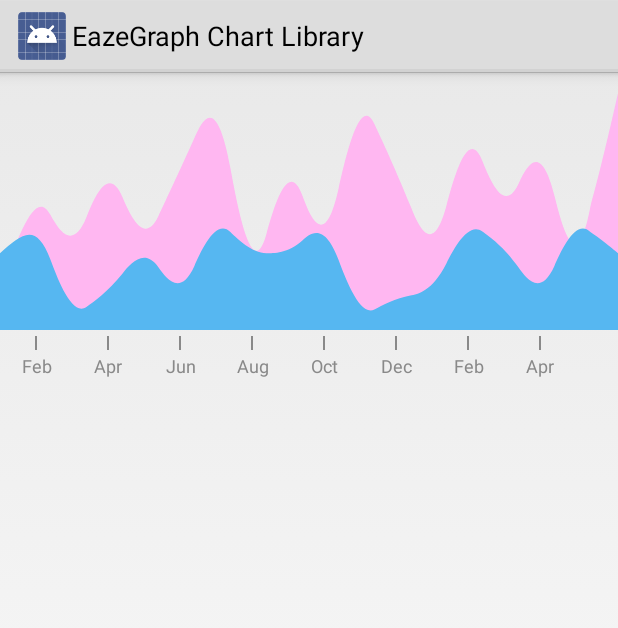
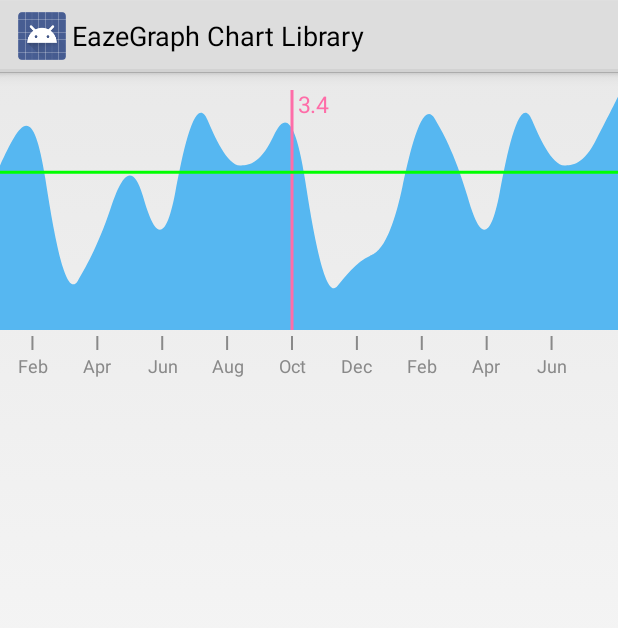
Before and after one commit to paulroehr/EazeGraph, an Android app: the fragment CubicValueLineChartFragment shown on its own in the app's theme, on a phone screen of 412 x 824 dp. Shown: the top 628 px of the screen. Run offline under Robolectric (Android 15) with nearby library versions, the phone set to English and light mode, and no system bars; 1 statement that could not run was skipped.

Commit message:
- added standard value for line chart and the corresponding XML-attributes - fixed some calculation bugs which caused some displaying errors when a lot of data is inserted - added clearing methods for Charts - fixed the legend calculation function

```diff
--- a/EazeGraphLibrary/build.gradle
+++ b/EazeGraphLibrary/build.gradle
@@ -1,13 +1,13 @@
-apply plugin: 'android-library'
+apply plugin: 'com.android.library'
 
 android {
-    compileSdkVersion 19
+    compileSdkVersion 20
     buildToolsVersion "19.1.0"
 
     defaultConfig {
         applicationId "org.eazegraph.lib"
         minSdkVersion 14
-        targetSdkVersion 19
+        targetSdkVersion 20
         versionCode 1
         versionName "1.0.0"
     }
--- a/EazeGraphLibrary/src/main/java/org/eazegraph/lib/charts/PieChart.java
+++ b/EazeGraphLibrary/src/main/java/org/eazegraph/lib/charts/PieChart.java
@@ -296,6 +296,12 @@ public class PieChart extends BaseChart {
         highlightSlice(_Slice);
         mPieData.add(_Slice);
         mTotalValue += _Slice.getValue();
+        onDataChanged();
+    }
+
+    public void clearChart() {
+        mPieData.clear();
+        mTotalValue = 0;
         onDataChanged();
     }
 
--- a/EazeGraphLibrary/src/main/java/org/eazegraph/lib/charts/ValueLineChart.java
+++ b/EazeGraphLibrary/src/main/java/org/eazegraph/lib/charts/ValueLineChart.java
@@ -56,17 +56,21 @@ public class ValueLineChart extends BaseChart {
         super(context);
         initializeGraph();
 
-        mUseCubic               = DEF_USE_CUBIC;
-        mUseOverlapFill         = DEF_USE_OVERLAP_FILL;
-        mLineStroke             = Utils.dpToPx(DEF_LINE_STROKE);
-        mFirstMultiplier        = DEF_FIRST_MULTIPLIER;
-        mSecondMultiplier       = 1.0f - mFirstMultiplier;
-        mShowIndicator          = DEF_SHOW_INDICATOR;
-        mIndicatorWidth         = Utils.dpToPx(DEF_INDICATOR_WIDTH);
-        mIndicatorColor         = DEF_INDICATOR_COLOR;
-        mIndicatorTextSize      = Utils.dpToPx(DEF_INDICATOR_TEXT_SIZE);
-        mIndicatorLeftPadding   = Utils.dpToPx(DEF_INDICATOR_LEFT_PADDING);
-        mIndicatorTopPadding    = Utils.dpToPx(DEF_INDICATOR_TOP_PADDING);
+        mUseCubic                     = DEF_USE_CUBIC;
+        mUseOverlapFill               = DEF_USE_OVERLAP_FILL;
+        mLineStroke                   = Utils.dpToPx(DEF_LINE_STROKE);
+        mFirstMultiplier              = DEF_FIRST_MULTIPLIER;
+        mSecondMultiplier             = 1.0f - mFirstMultiplier;
+        mShowIndicator                = DEF_SHOW_INDICATOR;
+        mIndicatorWidth               = Utils.dpToPx(DEF_INDICATOR_WIDTH);
+        mIndicatorColor               = DEF_INDICATOR_COLOR;
+        mIndicatorTextSize            = Utils.dpToPx(DEF_INDICATOR_TEXT_SIZE);
+        mIndicatorLeftPadding         = Utils.dpToPx(DEF_INDICATOR_LEFT_PADDING);
+        mIndicatorTopPadding          = Utils.dpToPx(DEF_INDICATOR_TOP_PADDING);
+        mShowStandardValue            = DEF_SHOW_STANDARD_VALUE;
+        mStandardValueIndicatorHeight = Utils.dpToPx(DEF_STANDARD_VALUE_INDICATOR_HEIGHT);
+        mStandardValueColor           = DEF_STANDARD_VALUE_COLOR;
+
     }
 
     /**
@@ -96,17 +100,20 @@ public class ValueLineChart extends BaseChart {
 
         try {
 
-            mUseCubic               = a.getBoolean(R.styleable.ValueLineChart_egUseCubic,                 DEF_USE_CUBIC);
-            mUseOverlapFill         = a.getBoolean(R.styleable.ValueLineChart_egUseOverlapFill,           DEF_USE_OVERLAP_FILL);
-            mLineStroke             = a.getDimension(R.styleable.ValueLineChart_egLineStroke, Utils.dpToPx(DEF_LINE_STROKE));
-            mFirstMultiplier        = a.getFloat(R.styleable.ValueLineChart_egCurveSmoothness, DEF_FIRST_MULTIPLIER);
-            mSecondMultiplier       = 1.0f - mFirstMultiplier;
-            mShowIndicator          = a.getBoolean(R.styleable.ValueLineChart_egShowValueIndicator,       DEF_SHOW_INDICATOR);
-            mIndicatorWidth         = a.getDimension(R.styleable.ValueLineChart_egIndicatorWidth, Utils.dpToPx(DEF_INDICATOR_WIDTH));
-            mIndicatorColor         = a.getColor(R.styleable.ValueLineChart_egIndicatorColor, DEF_INDICATOR_COLOR);
-            mIndicatorTextSize      = a.getDimension(R.styleable.ValueLineChart_egIndicatorWidth, Utils.dpToPx(DEF_INDICATOR_TEXT_SIZE));
-            mIndicatorLeftPadding   = a.getDimension(R.styleable.ValueLineChart_egIndicatorLeftPadding, Utils.dpToPx(DEF_INDICATOR_LEFT_PADDING));
-            mIndicatorTopPadding    = a.getDimension(R.styleable.ValueLineChart_egIndicatorTopPadding,    Utils.dpToPx(DEF_INDICATOR_TOP_PADDING));
+            mUseCubic                     = a.getBoolean(R.styleable.ValueLineChart_egUseCubic,                         DEF_USE_CUBIC);
+            mUseOverlapFill               = a.getBoolean(R.styleable.ValueLineChart_egUseOverlapFill,                   DEF_USE_OVERLAP_FILL);
+            mLineStroke                   = a.getDimension(R.styleable.ValueLineChart_egLineStroke,                     Utils.dpToPx(DEF_LINE_STROKE));
+            mFirstMultiplier              = a.getFloat(R.styleable.ValueLineChart_egCurveSmoothness,                    DEF_FIRST_MULTIPLIER);
+            mSecondMultiplier             = 1.0f - mFirstMultiplier;
+            mShowIndicator                = a.getBoolean(R.styleable.ValueLineChart_egShowValueIndicator,               DEF_SHOW_INDICATOR);
+            mIndicatorWidth               = a.getDimension(R.styleable.ValueLineChart_egIndicatorWidth,                 Utils.dpToPx(DEF_INDICATOR_WIDTH));
+            mIndicatorColor               = a.getColor(R.styleable.ValueLineChart_egIndicatorColor,                     DEF_INDICATOR_COLOR);
+            mIndicatorTextSize            = a.getDimension(R.styleable.ValueLineChart_egIndicatorWidth,                 Utils.dpToPx(DEF_INDICATOR_TEXT_SIZE));
+            mIndicatorLeftPadding         = a.getDimension(R.styleable.ValueLineChart_egIndicatorLeftPadding,           Utils.dpToPx(DEF_INDICATOR_LEFT_PADDING));
+            mIndicatorTopPadding          = a.getDimension(R.styleable.ValueLineChart_egIndicatorTopPadding,            Utils.dpToPx(DEF_INDICATOR_TOP_PADDING));
+            mShowStandardValue            = a.getBoolean(R.styleable.ValueLineChart_egShowStandardValue,                DEF_SHOW_STANDARD_VALUE);
+            mStandardValueIndicatorHeight = a.getDimension(R.styleable.ValueLineChart_egStandardValueIndicatorHeight,   Utils.dpToPx(DEF_STANDARD_VALUE_INDICATOR_HEIGHT));
+            mStandardValueColor           = a.getColor(R.styleable.ValueLineChart_egStandardValueColor,                 DEF_STANDARD_VALUE_COLOR);
 
         } finally {
             // release the TypedArray so that it can be reused.
@@ -130,6 +137,11 @@ public class ValueLineChart extends BaseChart {
         mLegendList.addAll(_Legend);
         mUseCustomLegend = true;
         onLegendDataChanged();
+    }
+
+    public void addStandardValue(float _standardValue) {
+        mStandardValue = _standardValue;
+        onDataChanged();
     }
 
     public void setOnPointFocusedListener(IOnPointFocusedListener _listener) {
@@ -206,6 +218,33 @@ public class ValueLineChart extends BaseChart {
 
     public void setIndicatorTopPadding(float _indicatorTopPadding) {
         mIndicatorTopPadding = _indicatorTopPadding;
+    }
+
+    public boolean isShowStandardValue() {
+        return mShowStandardValue;
+    }
+
+    public void setShowStandardValue(boolean _showStandardValue) {
+        mShowStandardValue = _showStandardValue;
+        invalidate();
+    }
+
+    public float getStandardValueIndicatorHeight() {
+        return mStandardValueIndicatorHeight;
+    }
+
+    public void setStandardValueIndicatorHeight(float _standardValueIndicatorHeight) {
+        mStandardValueIndicatorHeight = Utils.dpToPx(_standardValueIndicatorHeight);
+        invalidate();
+    }
+
+    public int getStandardValueColor() {
+        return mStandardValueColor;
+    }
+
+    public void setStandardValueColor(int _standardValueColor) {
+        mStandardValueColor = _standardValueColor;
+        invalidate();
     }
 
     /**
@@ -348,7 +387,19 @@ public class ValueLineChart extends BaseChart {
                 }
             }
 
+            // check if the standardvalue is greater than all other values
+            if(mShowStandardValue) {
+                if(mStandardValue > maxValue) {
+                    maxValue = mStandardValue;
+                }
+            }
+
             float heightMultiplier  = mUseableGraphHeight / maxValue;
+
+            // calculate the y position for standardValue
+            if(mShowStandardValue) {
+                mStandardValueY = (mUseableGraphHeight + mTopPadding) - (mStandardValue * heightMultiplier);
+            }
 
             for (ValueLineSeries series : mSeries) {
 
@@ -360,15 +411,10 @@ public class ValueLineChart extends BaseChart {
                 }
                 else {
 
-                    float widthOffset = mGraphWidth / seriesPointCount;
+                    float widthOffset = (float) mGraphWidth / (float) seriesPointCount;
                     widthOffset += widthOffset / seriesPointCount;
                     float currentOffset = 0;
                     series.setWidthOffset(widthOffset);
-
-                    // if a cubic curve is drawn, reduce the point count by 1 to avoid having a little extra space at the end of the graph
-                    if (mUseCubic) {
-                        widthOffset = mWidth / (seriesPointCount - 1);
-                    }
 
                     // used to store first point and set it later as ending point, if a graph fill is selected
                     float firstX = currentOffset;
@@ -474,7 +520,7 @@ public class ValueLineChart extends BaseChart {
 
                         index++;
                     }
-                    Utils.calculateLegendInformation(mSeries.get(0).getSeries(), 0, mLegendPaint);
+                    Utils.calculateLegendInformation(mSeries.get(0).getSeries(), mLeftPadding, mGraphWidth + mLeftPadding, mLegendPaint);
                 }
             }
 
@@ -582,6 +628,7 @@ public class ValueLineChart extends BaseChart {
             canvas.restore();
             if(mShowIndicator && mSeries.size() == 1) {
                 mIndicatorPaint.setColor(mIndicatorColor);
+                mIndicatorPaint.setStrokeWidth(mIndicatorWidth);
                 canvas.drawLine(mTouchedArea.getX(), 0, mTouchedArea.getX(), mGraphHeight, mIndicatorPaint);
 
                 if(mFocusedPoint != null) {
@@ -592,6 +639,11 @@ public class ValueLineChart extends BaseChart {
                 }
             }
 
+            if(mShowStandardValue) {
+                mIndicatorPaint.setColor(mStandardValueColor);
+                mIndicatorPaint.setStrokeWidth(mStandardValueIndicatorHeight);
+                canvas.drawLine(mLeftPadding, mStandardValueY,mLeftPadding + mGraphWidth, mStandardValueY, mIndicatorPaint );
+            }
 
 
         }
@@ -795,17 +847,21 @@ public class ValueLineChart extends BaseChart {
 
     private static final String LOG_TAG = ValueLineChart.class.getSimpleName();
 
-    public static final boolean DEF_USE_CUBIC               = false;
-    public static final boolean DEF_USE_OVERLAP_FILL        = false;
-    public static final float   DEF_LINE_STROKE             = 5f;
-    public static final float   DEF_FIRST_MULTIPLIER        = 0.33f;
-    public static final boolean DEF_SHOW_INDICATOR          = true;
-    public static final float   DEF_INDICATOR_WIDTH         = 2f;
-    public static final int     DEF_INDICATOR_COLOR         = 0xFF0000FF;
+    public static final boolean DEF_USE_CUBIC                       = false;
+    public static final boolean DEF_USE_OVERLAP_FILL                = false;
+    public static final float   DEF_LINE_STROKE                     = 5f;
+    public static final float   DEF_FIRST_MULTIPLIER                = 0.33f;
+    public static final boolean DEF_SHOW_INDICATOR                  = true;
+    public static final float   DEF_INDICATOR_WIDTH                 = 2f;
+    public static final int     DEF_INDICATOR_COLOR                 = 0xFF0000FF;
     // will be interpreted as sp value
-    public static final float   DEF_INDICATOR_TEXT_SIZE     = 15.f;
-    public static final float   DEF_INDICATOR_LEFT_PADDING  = 4.f;
-    public static final float   DEF_INDICATOR_TOP_PADDING   = 4.f;
+    public static final float   DEF_INDICATOR_TEXT_SIZE             = 15.f;
+    public static final float   DEF_INDICATOR_LEFT_PADDING          = 4.f;
+    public static final float   DEF_INDICATOR_TOP_PADDING           = 4.f;
+
+    public static final boolean DEF_SHOW_STANDARD_VALUE             = false;
+    public static final float   DEF_STANDARD_VALUE_INDICATOR_HEIGHT = 2f;
+    public static final int     DEF_STANDARD_VALUE_COLOR            = 0xFF00FF00;
 
     private int                     mUseableGraphHeight;
 
@@ -817,6 +873,8 @@ public class ValueLineChart extends BaseChart {
     private Paint                   mIndicatorPaint;
 
     private List<ValueLineSeries>   mSeries;
+    private float                   mStandardValue = 0;
+    private float                   mStandardValueY;
     private List<LegendModel>       mLegendList;
 
     private IOnPointFocusedListener mListener = null;
@@ -838,6 +896,9 @@ public class ValueLineChart extends BaseChart {
     private float                   mIndicatorTextSize;
     private float                   mIndicatorLeftPadding;
     private float                   mIndicatorTopPadding;
+    private boolean                 mShowStandardValue;
+    private float                   mStandardValueIndicatorHeight;
+    private int                     mStandardValueColor;
 
     protected Matrix                mScale = new Matrix();
 }
--- a/EazeGraphLibrary/src/main/java/org/eazegraph/lib/utils/Utils.java
+++ b/EazeGraphLibrary/src/main/java/org/eazegraph/lib/utils/Utils.java
@@ -21,6 +21,7 @@ import android.content.res.Resources;
 import android.graphics.Paint;
 import android.graphics.Rect;
 import android.graphics.RectF;
+import android.util.Log;
 
 import java.util.List;
 
@@ -73,7 +74,7 @@ public class Utils {
      * @param _StartX Left starting point on the screen. Should be the absolute pixel value!
      * @param _Paint  The correctly set Paint which will be used for the text painting in the later process
      */
-    public static void calculateLegendInformation(List<? extends BaseModel> _Models, float _StartX, Paint _Paint) {
+    public static void calculateLegendInformation(List<? extends BaseModel> _Models, float _StartX, float _EndX, Paint _Paint) {
         float lastX = _StartX;
         float textMargin = Utils.dpToPx(10.f);
 
@@ -87,8 +88,9 @@ public class Utils {
                 _Paint.getTextBounds(model.getLegendLabel(), 0, model.getLegendLabel().length(), textBounds);
                 model.setTextBounds(textBounds);
 
-                float centerX = legendBounds.centerX();
-                float textStartPos = centerX - (textBounds.width() / 2) - textMargin;
+                float centerX           = legendBounds.centerX();
+                float centeredTextPos   = centerX - (textBounds.width() / 2);
+                float textStartPos      = centeredTextPos - textMargin;
 
                 if (lastX == _StartX) {
                     model.setShowLabel(true);
@@ -99,10 +101,15 @@ public class Utils {
                         lastX = textBounds.width();
                     } else {
                         // set text centered beneath the line
-                        model.setLegendLabelPosition((int) (centerX - textBounds.width() / 2));
-                        lastX = centerX + textBounds.width() / 2;
+                        model.setLegendLabelPosition((int) centeredTextPos);
+                        lastX = centerX + (textBounds.width() / 2);
                     }
-                } else {
+                }
+                // check if the text is too big to fit on the screen
+                else if(centeredTextPos + textBounds.width() > _EndX) {
+                    model.setShowLabel(false);
+                }
+                else {
                     // check if the current legend label overrides the label before
                     // if the label overrides the label before, the current label will not be shown.
                     // If not the label will be shown and the label position is calculated
@@ -114,14 +121,17 @@ public class Utils {
                         } else {
                             model.setShowLabel(false);
                         }
-                    } else {
+                    }
+                    else {
                         model.setShowLabel(true);
-                        model.setLegendLabelPosition((int) (centerX - textBounds.width() / 2));
-                        lastX = centerX + textBounds.width() / 2;
+                        model.setLegendLabelPosition((int) centeredTextPos);
+                        lastX = centerX + (textBounds.width() / 2);
                     }
                 }
             }
         }
 
     }
+
+    private static final String LOG_TAG = Utils.class.getSimpleName();
 }
--- a/app/build.gradle
+++ b/app/build.gradle
@@ -1,7 +1,7 @@
 apply plugin: 'android'
 
 android {
-    compileSdkVersion 19
+    compileSdkVersion 20
     buildToolsVersion "19.1.0"
 
     signingConfigs {
@@ -16,7 +16,7 @@ android {
     defaultConfig {
         applicationId "org.eazegraph.app"
         minSdkVersion 14
-        targetSdkVersion 19
+        targetSdkVersion 20
         versionCode 1
         versionName "1.0"
     }
--- a/app/src/main/java/org/eazegraph/app/fragments/CubicValueLineChartFragment.java
+++ b/app/src/main/java/org/eazegraph/app/fragments/CubicValueLineChartFragment.java
@@ -81,9 +81,11 @@ public class CubicValueLineChartFragment extends ChartFragment {
         series.addPoint(new ValueLinePoint("Apr", 1.0f));
         series.addPoint(new ValueLinePoint("Mai", 3.5f));
         series.addPoint(new ValueLinePoint("Jun", 2.4f));
+        series.addPoint(new ValueLinePoint("Jan", 2.4f));
+        series.addPoint(new ValueLinePoint("Feb", 3.4f));
 
         ValueLineSeries series1 = new ValueLineSeries();
-        series1.setColor(0xFFFFB7F1);
+        series1.setColor(0xFFB3F7B1);
 
         series1.addPoint(new ValueLinePoint("Jan", 1.4f));
         series1.addPoint(new ValueLinePoint("Feb", 4.4f));
@@ -104,8 +106,9 @@ public class CubicValueLineChartFragment extends ChartFragment {
         series1.addPoint(new ValueLinePoint("Mai", 1.5f));
         series1.addPoint(new ValueLinePoint("Jun", 7.4f));
 
-        mCubicValueLineChart.addSeries(series1);
+//        mCubicValueLineChart.addSeries(series1);
         mCubicValueLineChart.addSeries(series);
+        mCubicValueLineChart.addStandardValue(2.3f);
         mCubicValueLineChart.setOnPointFocusedListener(new IOnPointFocusedListener() {
             @Override
             public void onPointFocused(int _PointPos) {
--- a/app/src/main/res/layout/activity_chart.xml
+++ b/app/src/main/res/layout/activity_chart.xml
@@ -12,7 +12,8 @@
     <FrameLayout
         android:id="@+id/container"
         android:layout_width="match_parent"
-        android:layout_height="match_parent" />
+        android:layout_height="match_parent"
+        android:background="#FFFFFF"/>
 
     <!-- android:layout_gravity="start" tells DrawerLayout to treat
          this as a sliding drawer on the left side for left-to-right
--- a/app/src/main/res/layout/fragment_cubic_value_line_chart.xml
+++ b/app/src/main/res/layout/fragment_cubic_value_line_chart.xml
@@ -16,6 +16,6 @@
         app:egCurveSmoothness="0.4"
         app:egIndicatorColor="#FE6DA8"
         app:egLegendHeight="40dp"
-        />
+        app:egShowStandardValue="true"/>
 
 </LinearLayout>
--- a/build.gradle
+++ b/build.gradle
@@ -5,7 +5,7 @@ buildscript {
         mavenCentral()
     }
     dependencies {
-        classpath 'com.android.tools.build:gradle:0.11.+'
+        classpath 'com.android.tools.build:gradle:0.12.+'
 
         // NOTE: Do not place your application dependencies here; they belong
         // in the individual module build.gradle files
```
Also changed, not shown: EazeGraphLibrary/src/main/java/org/eazegraph/lib/charts/BarChart.java (+6 -1 lines), EazeGraphLibrary/src/main/java/org/eazegraph/lib/charts/StackedBarChart.java (+6 -1 lines), EazeGraphLibrary/src/main/res/values/attrs_value_line_chart.xml (+13 -10 lines), gradle/wrapper/gradle-wrapper.properties, 3 other files.
